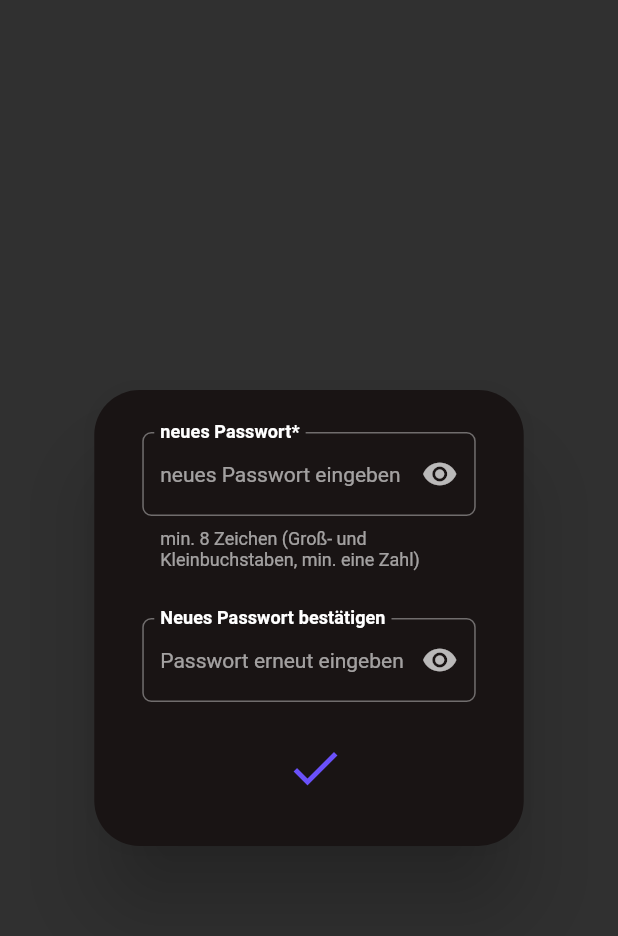
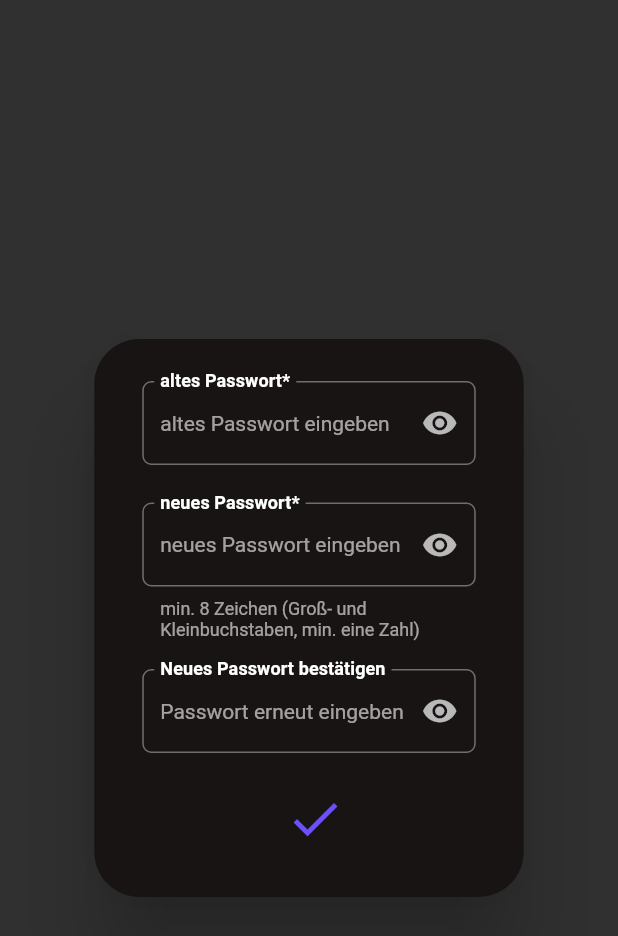
Before and after one commit to Olgunkal/LAK-Fitness2.0, a Flutter app: the ChangePassword widget shown alone on an empty page, opened directly with empty values, on a phone screen of 412 x 824 dp. Shown: the top 936 px of the screen. Run offline on Flutter 3.47's test engine with Material 2 defaults, Android fonts, the phone set to English and light mode, and no system bars; our stand-ins replace cloud_firestore, dropdown_search, firebase_auth, firebase_core, fl_chart, flutter_slidable and 1 more; accounts and stored records are empty; Roboto replaces fonts that are missing (RedHatDisplay).

Commit message:
Passwort ändern

```diff
--- a/lib/styles/change_password.dart
+++ b/lib/styles/change_password.dart
@@ -1,3 +1,5 @@
+import 'package:firebase_auth/firebase_auth.dart';
+import 'package:firebase_core/firebase_core.dart';
 import 'package:flutter/material.dart';
 import 'package:lak_fitness/styles/color.dart';
 
@@ -11,21 +13,40 @@ class ChangePassword extends StatefulWidget {
 
 class _ChangePasswordState extends State<ChangePassword> {
   final GlobalKey<FormState> formKey = GlobalKey();
-  final passwordController = TextEditingController();
+  final oldPasswordController = TextEditingController();
+  final newPasswordController = TextEditingController();
   final confirmedController = TextEditingController();
   late String password;
   late String confirmedPassword;
 
+  var auth = FirebaseAuth.instance;
+  final currentUser = FirebaseAuth.instance.currentUser;
+
   @override
   void dispose() {
-    passwordController.dispose();
+    oldPasswordController.dispose();
+    newPasswordController.dispose();
     confirmedController.dispose();
     super.dispose();
   }
 
-  void save() {
-    if (formKey.currentState!.validate()) {
-      widget.changePassword(password);
+  Future<void> save() async {
+    // TODO Check old password
+
+    if (newPasswordController.text != confirmedController.text) {
+      // TODO Error
+      return;
+    }
+
+    final user = FirebaseAuth.instance.currentUser;
+    final cred = EmailAuthProvider.credential(
+        email: currentUser!.email!, password: oldPasswordController.text);
+
+    try {
+      await user!.reauthenticateWithCredential(cred);
+      await user.updatePassword(newPasswordController.text);
+    } finally {
+      Navigator.pop(context);
     }
   }
 
@@ -43,7 +64,31 @@ class _ChangePasswordState extends State<ChangePassword> {
             mainAxisSize: MainAxisSize.min,
             children: [
               TextFormField(
-                controller: passwordController,
+                controller: oldPasswordController,
+                style: Theme.of(context).textTheme.bodyMedium,
+                decoration: InputDecoration(
+                  border: const OutlineInputBorder(
+                    borderSide: BorderSide(),
+                    borderRadius: BorderRadius.all(Radius.circular(6)),
+                  ),
+                  hintText: 'altes Passwort eingeben',
+                  labelText: 'altes Passwort*',
+                  labelStyle: Theme.of(context).textTheme.titleSmall,
+                  floatingLabelBehavior: FloatingLabelBehavior.always,
+                  suffixIcon: const Icon(Icons.remove_red_eye),
+                ),
+                onChanged: (String txt) => password = txt,
+                validator: (value) {
+                  if (value!.isEmpty) {
+                    return 'Passwort ungültig';
+                  } else {
+                    return null;
+                  }
+                },
+              ),
+              const SizedBox(height: 25.0),
+              TextFormField(
+                controller: newPasswordController,
                 style: Theme.of(context).textTheme.bodyMedium,
                 decoration: InputDecoration(
                   border: const OutlineInputBorder(
@@ -60,7 +105,6 @@ class _ChangePasswordState extends State<ChangePassword> {
                   helperMaxLines: 2,
                 ),
                 onChanged: (String txt) => password = txt,
-                onFieldSubmitted: (String txt) => save(),
                 validator: (value) {
                   if (value!.isEmpty) {
                     return 'Passwort ungültig';
@@ -69,7 +113,7 @@ class _ChangePasswordState extends State<ChangePassword> {
                   }
                 },
               ),
-              const SizedBox(height: 32.0),
+              const SizedBox(height: 19.0),
               TextFormField(
                 controller: confirmedController,
                 style: Theme.of(context).textTheme.bodyMedium,
@@ -84,9 +128,8 @@ class _ChangePasswordState extends State<ChangePassword> {
                   suffixIcon: const Icon(Icons.remove_red_eye),
                 ),
                 onChanged: (String txt) => confirmedPassword = txt,
-                onFieldSubmitted: (String txt) => save(),
                 validator: (value) {
-                  if (value!.isEmpty || value != passwordController.text) {
+                  if (value!.isEmpty || value != newPasswordController.text) {
                     return 'Passwort stimmt nicht über ein';
                   } else {
                     return null;
```
